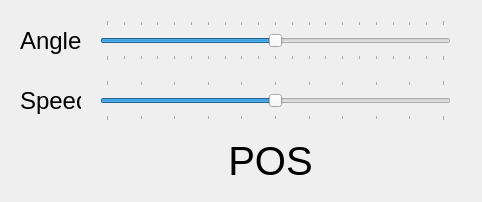
Qt form main.ui (evovch/bcontrol) before a commit.
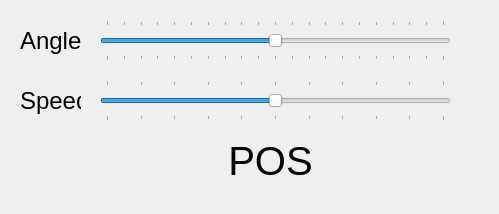
The same form after that commit. Custom widgets are drawn as their Qt base class.

The edit to the form file:
```diff
--- a/main.ui
+++ b/main.ui
@@ -6,8 +6,8 @@
    <rect>
     <x>0</x>
     <y>0</y>
-    <width>482</width>
-    <height>202</height>
+    <width>499</width>
+    <height>214</height>
    </rect>
   </property>
   <property name="windowTitle">
```
